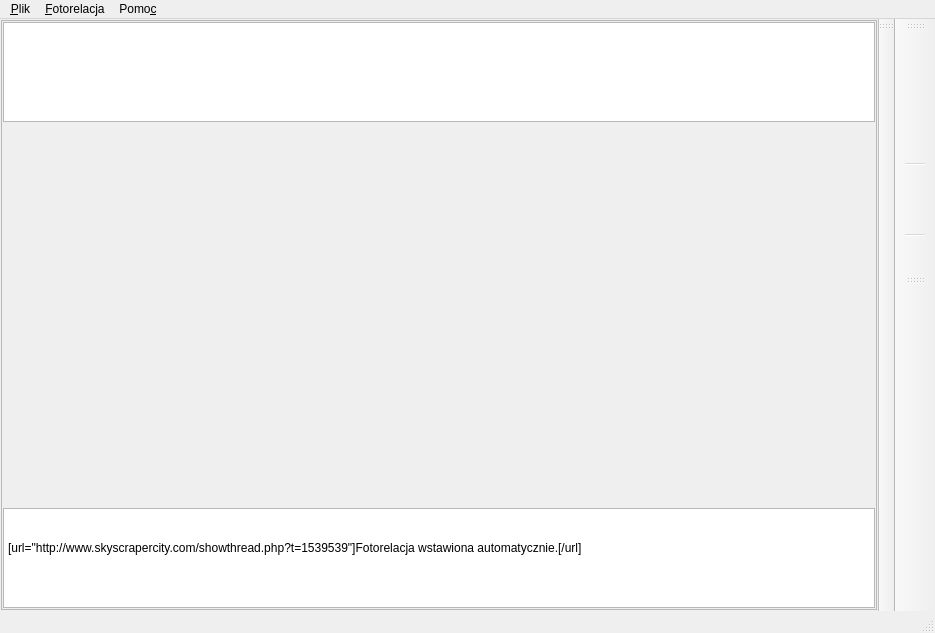
This is widgets/mainwindow.ui in fotorelacjonusz/classic as Qt 5 draws it before an edit. The edited form follows.
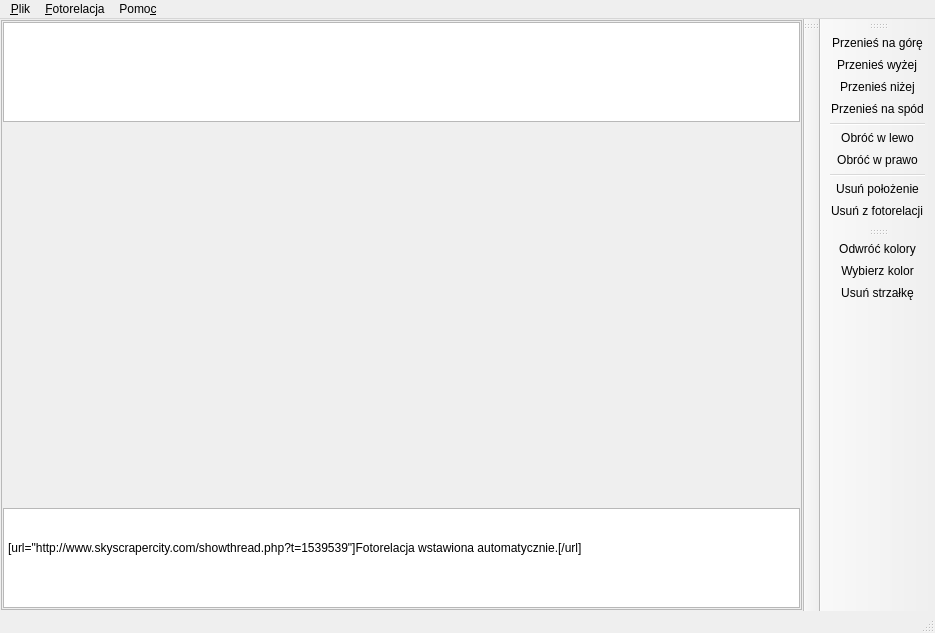
This is the edited form. Icons and pictures are not drawn. Custom widgets are drawn as their Qt base class.

Commit message: remove location button added

```diff
--- a/widgets/mainwindow.ui
+++ b/widgets/mainwindow.ui
@@ -174,6 +174,7 @@
    <addaction name="action_rotate_left"/>
    <addaction name="action_rotate_right"/>
    <addaction name="separator"/>
+   <addaction name="action_remove_location"/>
    <addaction name="action_remove_image"/>
   </widget>
   <widget class="QStatusBar" name="statusBar"/>
@@ -216,7 +217,10 @@
     <iconset resource="../resource.qrc">
      <normaloff>:/res/arrow-up-double.png</normaloff>:/res/arrow-up-double.png</iconset>
    </property>
-   <property name="whatsThis">
+   <property name="text">
+    <string>Przenieś na &amp;górę</string>
+   </property>
+   <property name="toolTip">
     <string>Przenieś na górę</string>
    </property>
   </action>
@@ -225,7 +229,10 @@
     <iconset resource="../resource.qrc">
      <normaloff>:/res/arrow-up.png</normaloff>:/res/arrow-up.png</iconset>
    </property>
-   <property name="whatsThis">
+   <property name="text">
+    <string>Przenieś &amp;wyżej</string>
+   </property>
+   <property name="toolTip">
     <string>Przenieś wyżej</string>
    </property>
   </action>
@@ -234,7 +241,10 @@
     <iconset resource="../resource.qrc">
      <normaloff>:/res/arrow-down.png</normaloff>:/res/arrow-down.png</iconset>
    </property>
-   <property name="whatsThis">
+   <property name="text">
+    <string>Przenieś &amp;niżej</string>
+   </property>
+   <property name="toolTip">
     <string>Przenieś niżej</string>
    </property>
   </action>
@@ -243,7 +253,10 @@
     <iconset resource="../resource.qrc">
      <normaloff>:/res/arrow-down-double.png</normaloff>:/res/arrow-down-double.png</iconset>
    </property>
-   <property name="whatsThis">
+   <property name="text">
+    <string>Przenieś na &amp;spód</string>
+   </property>
+   <property name="toolTip">
     <string>Przenieś na spód</string>
    </property>
   </action>
@@ -252,7 +265,10 @@
     <iconset resource="../resource.qrc">
      <normaloff>:/res/object-rotate-left.png</normaloff>:/res/object-rotate-left.png</iconset>
    </property>
-   <property name="whatsThis">
+   <property name="text">
+    <string>Obróć w &amp;lewo</string>
+   </property>
+   <property name="toolTip">
     <string>Obróć w lewo</string>
    </property>
   </action>
@@ -261,7 +277,10 @@
     <iconset resource="../resource.qrc">
      <normaloff>:/res/object-rotate-right.png</normaloff>:/res/object-rotate-right.png</iconset>
    </property>
-   <property name="whatsThis">
+   <property name="text">
+    <string>Obróć w &amp;prawo</string>
+   </property>
+   <property name="toolTip">
     <string>Obróć w prawo</string>
    </property>
   </action>
@@ -270,7 +289,10 @@
     <iconset resource="../resource.qrc">
      <normaloff>:/res/archive-remove.png</normaloff>:/res/archive-remove.png</iconset>
    </property>
-   <property name="whatsThis">
+   <property name="text">
+    <string>&amp;Usuń z fotorelacji</string>
+   </property>
+   <property name="toolTip">
     <string>Usuń z fotorelacji</string>
    </property>
    <property name="shortcut">
@@ -351,7 +373,10 @@
     <iconset resource="../resource.qrc">
      <normaloff>:/res/archive-remove.png</normaloff>:/res/archive-remove.png</iconset>
    </property>
-   <property name="whatsThis">
+   <property name="text">
+    <string>&amp;Usuń strzałkę</string>
+   </property>
+   <property name="toolTip">
     <string>Usuń strzałkę</string>
    </property>
    <property name="shortcut">
@@ -363,8 +388,8 @@
     <iconset resource="../resource.qrc">
      <normaloff>:/res/invert.png</normaloff>:/res/invert.png</iconset>
    </property>
-   <property name="whatsThis">
-    <string>Odwróć kolory</string>
+   <property name="text">
+    <string>&amp;Odwróć kolory</string>
    </property>
   </action>
   <action name="action_choose_color">
@@ -372,8 +397,8 @@
     <iconset resource="../resource.qrc">
      <normaloff>:/res/format-stroke-color.png</normaloff>:/res/format-stroke-color.png</iconset>
    </property>
-   <property name="whatsThis">
-    <string>Wybierz kolor</string>
+   <property name="text">
+    <string>Wybierz &amp;kolor</string>
    </property>
   </action>
   <action name="action_import_gpx">
@@ -385,6 +410,15 @@
     <string>Importuj track &amp;GPX</string>
    </property>
   </action>
+  <action name="action_remove_location">
+   <property name="icon">
+    <iconset resource="../resource.qrc">
+     <normaloff>:/res/remove-location.png</normaloff>:/res/remove-location.png</iconset>
+   </property>
+   <property name="text">
+    <string>Usuń &amp;położenie</string>
+   </property>
+  </action>
  </widget>
  <layoutdefault spacing="6" margin="11"/>
  <customwidgets>
```
Left out of the diff: 6 changed lines with no effect on the pictures. The commit also changes 9 other files.
